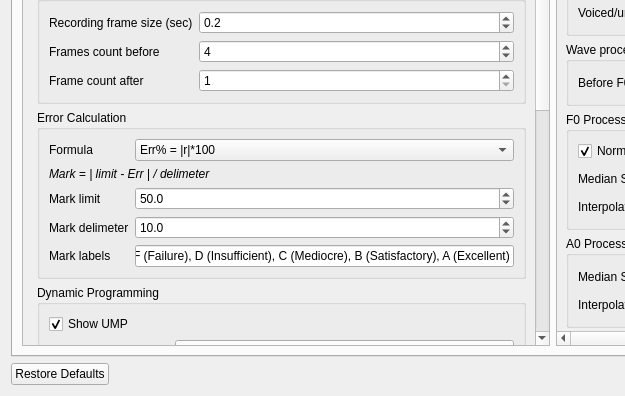
zhitko/inton-trainer, file settingsdialog.ui: the form before one commit; both pictures show x 0 to 625 and y 258 to 654 of the 1106 by 654 pixel window.
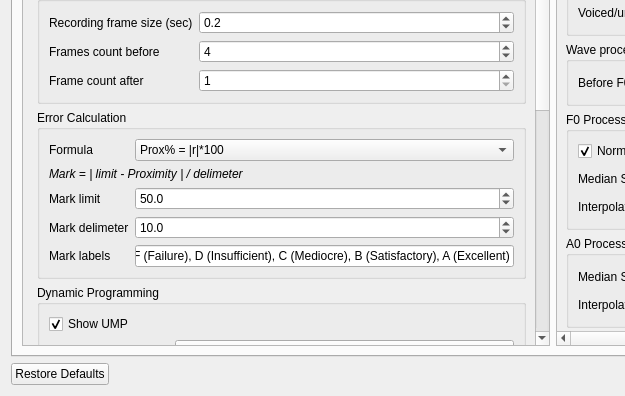
The form after the commit. The open tabs and pages were chosen to show the change. Icons and pictures are not drawn.

```diff
--- a/settingsdialog.ui
+++ b/settingsdialog.ui
@@ -457,7 +457,7 @@
                  <widget class="QComboBox" name="errorTypeBox">
                   <item>
                    <property name="text">
-                    <string>Err% = |r|*100</string>
+                    <string>Prox% = |r|*100</string>
                    </property>
                   </item>
                   <item>
@@ -489,7 +489,7 @@
                    </font>
                   </property>
                   <property name="text">
-                   <string>Mark = | limit - Err | / delimeter</string>
+                   <string>Mark = | limit - Proximity | / delimeter</string>
                   </property>
                  </widget>
                 </item>
```
Left out of the diff: 2 changed lines with no effect on the pictures.
